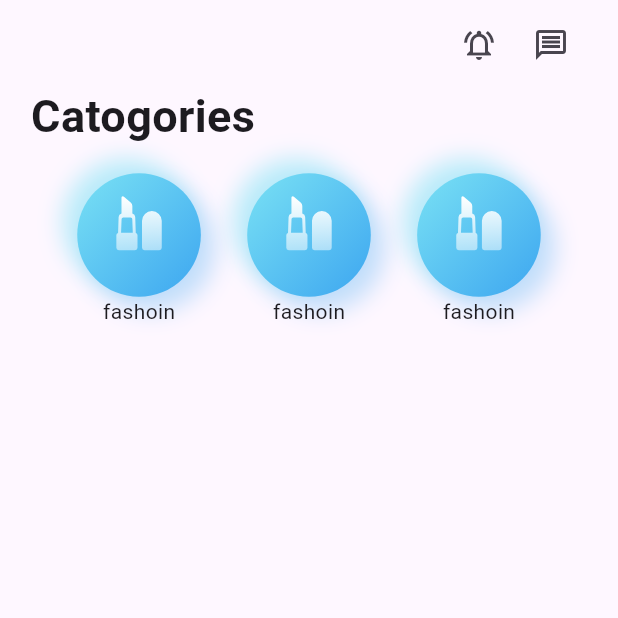
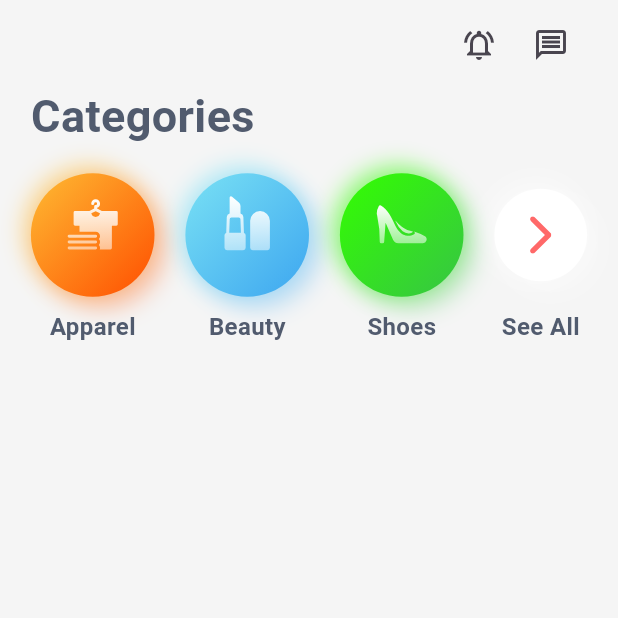
Before and after one commit to TASH-8/e_commerce_app, a Flutter app: the screen it shows after launch, on a phone screen of 412 x 824 dp, the top half of it. Run offline on Flutter 3.47's test engine with Material 3 defaults, Android fonts, the light colour scheme and no system bars; drawn by our look-alikes of auto_size_text; our stand-ins replace flutter_svg, go_router.

Commit message:
Categoriesrow

```diff
--- a/lib/core/app_images/app_images.dart
+++ b/lib/core/app_images/app_images.dart
@@ -2,7 +2,19 @@
 class Assets {
   Assets._();
 
+  /// Assets for assetsApparelicon
+  /// assets/apparelicon.svg
+  static const String assetsApparelicon = "assets/apparelicon.svg";
+
+  /// Assets for assetsArrowicon
+  /// assets/arrowicon.svg
+  static const String assetsArrowicon = "assets/arrowicon.svg";
+
   /// Assets for assetsBeautyicons
   /// assets/beautyicons.svg
   static const String assetsBeautyicons = "assets/beautyicons.svg";
+
+  /// Assets for assetsShoesicon
+  /// assets/shoesicon.svg
+  static const String assetsShoesicon = "assets/shoesicon.svg";
 }
--- a/lib/core/theming/colors_manger.dart
+++ b/lib/core/theming/colors_manger.dart
@@ -6,5 +6,11 @@ static const Color black = Colors.black ;
 static const  Color grey = Colors.grey;
 static const Color white = Colors.white ;
 static Color greyshade100 = Colors.grey.shade100 ;
-
+static Color lightTurquoiseFade = Color(0xFF79E1F4) ;
+static Color oeeperBlueFade = Color(0xFF3DA6F0) ;
+static Color orangeFade =  Color.fromARGB(255, 254, 187, 51) ;
+static Color  redFade = Color(0xFFFF4E00) ;
+static Color  greenFade = Color.fromARGB(255, 51, 255, 0) ;
+static Color  deeperGreenFade = Color(0xFF37C445);
+static Color greyCustomShade = Color(0xFF515B6E) ;
 }
--- a/lib/core/theming/text_styles.dart
+++ b/lib/core/theming/text_styles.dart
@@ -13,7 +13,7 @@ class TextStyles {
     fontWeight: FontWeightHelper.bold,
     color: ColorManger.redAccent,
   );
-    static const TextStyle font15redAccentBold = TextStyle(
+  static const TextStyle font15redAccentBold = TextStyle(
     fontSize: 15,
     fontWeight: FontWeightHelper.bold,
     color: ColorManger.redAccent,
@@ -24,14 +24,24 @@ class TextStyles {
     fontWeight: FontWeightHelper.regular,
     color: Colors.grey,
   );
-    static const TextStyle font18WhiteBold = TextStyle(
+  static const TextStyle font18WhiteBold = TextStyle(
     fontSize: 18,
     fontWeight: FontWeightHelper.bold,
     color: ColorManger.white,
   );
-    static const TextStyle font15GreyNormal = TextStyle(
+  static const TextStyle font15GreyNormal = TextStyle(
     fontSize: 15,
     fontWeight: FontWeightHelper.regular,
-    color: Colors.grey,
+    color: ColorManger.grey,
+  );
+  static TextStyle font16GreyBold = TextStyle(
+    fontSize: 16,
+    fontWeight: FontWeightHelper.bold,
+    color: ColorManger.greyCustomShade,
+  );
+    static TextStyle font30CustomGreyBold = TextStyle(
+    fontSize: 30,
+    fontWeight: FontWeightHelper.bold,
+    color: ColorManger.greyCustomShade,
   );
 }
--- a/lib/core/utils/constants.dart
+++ b/lib/core/utils/constants.dart
@@ -21,4 +21,10 @@ class Constants {
   static const String ByResettingPassword =
       "By resetting your password, you agree to our";
   static const String SEND_EMAIL = "Send Email";
+  static const String APPAREL = "Apparel";
+  static const String BEAUTY = "Beauty";
+  static const String SHOES = "Shoes";
+    static const String CATEGORIES = "Categories";
+    static const String SEEALL = "See All" ;
+
 }
--- a/lib/features/home/presentation/pages/homescreen.dart
+++ b/lib/features/home/presentation/pages/homescreen.dart
@@ -1,4 +1,9 @@
-import 'package:e_commerce_app/features/home/presentation/widgets/btn_test.dart';
+import 'package:auto_size_text/auto_size_text.dart';
+import 'package:e_commerce_app/core/theming/colors_manger.dart';
+import 'package:e_commerce_app/core/theming/text_styles.dart';
+import 'package:e_commerce_app/core/utils/constants.dart';
+import 'package:e_commerce_app/features/home/presentation/widgets/appbar_builder.dart';
+import 'package:e_commerce_app/features/home/presentation/widgets/categories_row.dart';
 import 'package:flutter/material.dart';
 
 class Homescreen extends StatelessWidget {
@@ -8,26 +13,16 @@ class Homescreen extends StatelessWidget {
   Widget build(BuildContext context) {
     final screenWidth = MediaQuery.of(context).size.width;
     final screenHeight = MediaQuery.of(context).size.height;
+
     return Scaffold(
-      appBar: AppBar(
-        actions: [
-          Padding(
-            padding: EdgeInsets.symmetric(
-                horizontal: screenWidth * 0.05, vertical: screenHeight * 0.012),
-            child: Row(
-              children: [
-                IconButton(
-                  onPressed: () {},
-                  icon: const Icon(Icons.notifications_active_outlined),
-                ),
-                IconButton(
-                  onPressed: () {},
-                  icon: const Icon(Icons.message_outlined),
-                )
-              ],
-            ),
-          )
-        ],
+      backgroundColor: ColorManger.greyshade100,
+      appBar: PreferredSize(
+        preferredSize: const Size.fromHeight(kToolbarHeight),
+        child: buildAppBar(
+          screenWidth: screenWidth,
+          screenHeight: screenHeight,
+          backgroundColor: Colors.grey.shade100,
+        ),
       ),
       body: Padding(
         padding: EdgeInsets.symmetric(
@@ -36,12 +31,15 @@ class Homescreen extends StatelessWidget {
         child: Column(
           crossAxisAlignment: CrossAxisAlignment.start,
           children: [
-            const Text(
-              "Catogories",
-              style: TextStyle(fontSize: 30, fontWeight: FontWeight.bold),
+            AutoSizeText(
+              Constants.CATEGORIES,
+              maxLines: 1,
+              style: TextStyles.font30CustomGreyBold,
             ),
-            SizedBox(height: screenHeight * 0.02,),
-            const Row(mainAxisAlignment: MainAxisAlignment.spaceEvenly, children: [CustomCategoryButton(),CustomCategoryButton(),CustomCategoryButton(),],)
+            SizedBox(
+              height: screenHeight * 0.02,
+            ),
+            const CategoriesRow(),
           ],
         ),
       ),
--- /dev/null
+++ b/lib/features/home/presentation/widgets/appbar_builder.dart
@@ -0,0 +1,31 @@
+import 'package:flutter/material.dart';
+
+Widget buildAppBar({
+  required double screenWidth,
+  required double screenHeight,
+  required Color backgroundColor,
+}) {
+  return AppBar(
+    backgroundColor: backgroundColor,
+    actions: [
+      Padding(
+        padding: EdgeInsets.symmetric(
+          horizontal: screenWidth * 0.05,
+          vertical: screenHeight * 0.012,
+        ),
+        child: Row(
+          children: [
+            IconButton(
+              onPressed: () {},
+              icon: const Icon(Icons.notifications_active_outlined),
+            ),
+            IconButton(
+              onPressed: () {},
+              icon: const Icon(Icons.message_outlined),
+            ),
+          ],
+        ),
+      ),
+    ],
+  );
+}
--- /dev/null
+++ b/lib/features/home/presentation/widgets/categories_row.dart
@@ -0,0 +1,55 @@
+import 'package:e_commerce_app/core/app_images/app_images.dart';
+import 'package:e_commerce_app/core/theming/colors_manger.dart';
+import 'package:e_commerce_app/core/utils/constants.dart';
+import 'package:e_commerce_app/features/home/presentation/widgets/customCategoryBtn.dart';
+import 'package:e_commerce_app/features/home/presentation/widgets/see_all_btn.dart';
+import 'package:flutter/material.dart';
+
+class CategoriesRow extends StatelessWidget {
+  const CategoriesRow({
+    super.key,
+  });
+
+  @override
+  Widget build(BuildContext context) {
+    final screenWidth = MediaQuery.of(context).size.width;
+
+    return Row(
+      mainAxisAlignment: MainAxisAlignment.spaceEvenly,
+      children: [
+        CustomCategoryButton(
+          grediantColor1: ColorManger.orangeFade,
+          grediantColor2: ColorManger.redFade,
+          assets: Assets.assetsApparelicon,
+          buttonCategorie: Constants.APPAREL,
+        ),
+        SizedBox(
+          width: screenWidth * 0.05,
+        ),
+        CustomCategoryButton(
+          grediantColor1: ColorManger.lightTurquoiseFade,
+          grediantColor2: ColorManger.oeeperBlueFade,
+          assets: Assets.assetsBeautyicons,
+          buttonCategorie: Constants.BEAUTY,
+        ),
+        SizedBox(
+          width: screenWidth * 0.05,
+        ),
+        CustomCategoryButton(
+          grediantColor1: ColorManger.greenFade,
+          grediantColor2: ColorManger.deeperGreenFade,
+          assets: Assets.assetsShoesicon,
+          buttonCategorie: Constants.SHOES,
+        ),
+        SizedBox(
+          width: screenWidth * 0.05,
+        ),
+        const Flexible(
+          child: SeeAllBtn(
+            buttonCategorie: Constants.SEEALL,
+          ),
+        ),
+      ],
+    );
+  }
+}
--- a/lib/features/home/presentation/widgets/btn_test.dart
+++ b/lib/features/home/presentation/widgets/customCategoryBtn.dart
@@ -1,15 +1,24 @@
+import 'package:auto_size_text/auto_size_text.dart';
+import 'package:e_commerce_app/core/theming/text_styles.dart';
 import 'package:flutter/material.dart';
 import 'package:flutter_svg/svg.dart';
 
-import '../../../../core/app_images/app_images.dart';
-
 class CustomCategoryButton extends StatelessWidget {
-  const CustomCategoryButton({super.key});
+  const CustomCategoryButton(
+      {super.key,
+      required this.grediantColor1,
+      required this.grediantColor2,
+      required this.assets,
+      required this.buttonCategorie});
+  final Color grediantColor1;
+  final Color grediantColor2;
+  final String assets;
+  final String buttonCategorie;
 
   @override
   Widget build(BuildContext context) {
     final double screenWidth = MediaQuery.of(context).size.width;
-
+    final double screenHeight = MediaQuery.of(context).size.height;
     final double buttonSize = screenWidth * 0.2;
 
     return Column(
@@ -20,41 +29,49 @@ class CustomCategoryButton extends StatelessWidget {
             height: buttonSize,
             decoration: BoxDecoration(
               shape: BoxShape.circle,
-              gradient: const LinearGradient(
-                colors: [
-                  Color(0xFF79E1F4), // Light turquoise
-                  Color(0xFF3DA6F0), // Deeper blue
-                ],
+              gradient: LinearGradient(
+                colors: [grediantColor1, grediantColor2],
                 begin: Alignment.topLeft,
                 end: Alignment.bottomRight,
               ),
               boxShadow: [
                 BoxShadow(
-                  color: const Color(0xFF79E1F4).withOpacity(0.5),
+                  color: grediantColor1.withOpacity(0.5),
                   blurRadius: buttonSize * 0.15,
                   spreadRadius: buttonSize * 0.02,
                   offset: Offset(
-                      -buttonSize * 0.1, -buttonSize * 0.1), // Top-left glow
+                    -buttonSize * 0.04,
+                    -buttonSize * 0.04,
+                  ), // Top-left glow
                 ),
                 BoxShadow(
-                  color: const Color(0xFF3DA6F0).withOpacity(0.3),
+                  color: grediantColor2.withOpacity(0.3),
                   blurRadius: buttonSize * 0.15, // Dynamic blur radius
                   spreadRadius: buttonSize * 0.02,
-                  offset: Offset(buttonSize * 0.1,
-                      buttonSize * 0.1), // Bottom-right shadow
+                  offset: Offset(
+                    buttonSize * 0.08,
+                    buttonSize * 0.08,
+                  ), // Bottom-right shadow
                 ),
               ],
             ),
             child: Center(
               child: SvgPicture.asset(
-                Assets.assetsBeautyicons,
+                assets,
                 width: buttonSize * 0.6,
                 height: buttonSize * 0.65,
               ),
             ),
           ),
         ),
-        const Text("fashoin")
+        SizedBox(
+          height: screenHeight * 0.01,
+        ),
+        AutoSizeText(
+          buttonCategorie,
+          maxLines: 1,
+          style: TextStyles.font16GreyBold,
+        ),
       ],
     );
   }
--- /dev/null
+++ b/lib/features/home/presentation/widgets/see_all_btn.dart
@@ -0,0 +1,74 @@
+import 'package:auto_size_text/auto_size_text.dart';
+import 'package:e_commerce_app/core/app_images/app_images.dart';
+import 'package:e_commerce_app/core/theming/colors_manger.dart';
+import 'package:e_commerce_app/core/theming/text_styles.dart';
+import 'package:flutter/material.dart';
+import 'package:flutter_svg/svg.dart';
+
+class SeeAllBtn extends StatelessWidget {
+  const SeeAllBtn({
+    super.key,
+    required this.buttonCategorie,
+  });
+  final String buttonCategorie;
+
+  @override
+  Widget build(BuildContext context) {
+    final double screenWidth = MediaQuery.of(context).size.width;
+    final double screenHeight = MediaQuery.of(context).size.height;
+    final double buttonSize = screenWidth * 0.2;
+    return Column(
+      children: [
+        Center(
+          child: Container(
+            width: buttonSize,
+            height: buttonSize,
+            decoration: BoxDecoration(
+              shape: BoxShape.circle,
+              gradient: const LinearGradient(
+                colors: [ColorManger.white, ColorManger.white],
+                begin: Alignment.topLeft,
+                end: Alignment.bottomRight,
+              ),
+              boxShadow: [
+                BoxShadow(
+                  color: ColorManger.white.withOpacity(0.5),
+                  blurRadius: buttonSize * 0.15,
+                  spreadRadius: buttonSize * 0.02,
+                  offset: Offset(
+                    -buttonSize * 0.04,
+                    -buttonSize * 0.04,
+                  ), // Top-left glow
+                ),
+                BoxShadow(
+                  color: ColorManger.white.withOpacity(0.3),
+                  blurRadius: buttonSize * 0.15, // Dynamic blur radius
+                  spreadRadius: buttonSize * 0.02,
+                  offset: Offset(
+                    buttonSize * 0.08,
+                    buttonSize * 0.08,
+                  ), // Bottom-right shadow
+                ),
+              ],
+            ),
+            child: Center(
+              child: SvgPicture.asset(
+                Assets.assetsArrowicon,
+                width: buttonSize * 0.3,
+                height: buttonSize * 0.3,
+              ),
+            ),
+          ),
+        ),
+        SizedBox(
+          height: screenHeight * 0.01,
+        ),
+        AutoSizeText(
+          buttonCategorie,
+          maxLines: 1,
+          style: TextStyles.font16GreyBold,
+        ),
+      ],
+    );
+  }
+}
--- a/lib/main.dart
+++ b/lib/main.dart
@@ -2,7 +2,7 @@
 
 import 'package:e_commerce_app/features/forget_reset/presentation/pages/forgot_page.dart';
 import 'package:e_commerce_app/features/home/presentation/pages/homescreen.dart';
-import 'package:e_commerce_app/features/home/presentation/widgets/btn_test.dart';
+import 'package:e_commerce_app/features/home/presentation/widgets/customCategoryBtn.dart';
 import 'package:e_commerce_app/features/login/presentation/pages/login_page.dart';
 import 'package:e_commerce_app/features/signup/presentation/pages/signup_page.dart';
 import 'package:flutter/material.dart';
```
Also changed, not shown: assets/apparelicon.svg (added), assets/arrowicon.svg (added), assets/shoesicon.svg (added).
